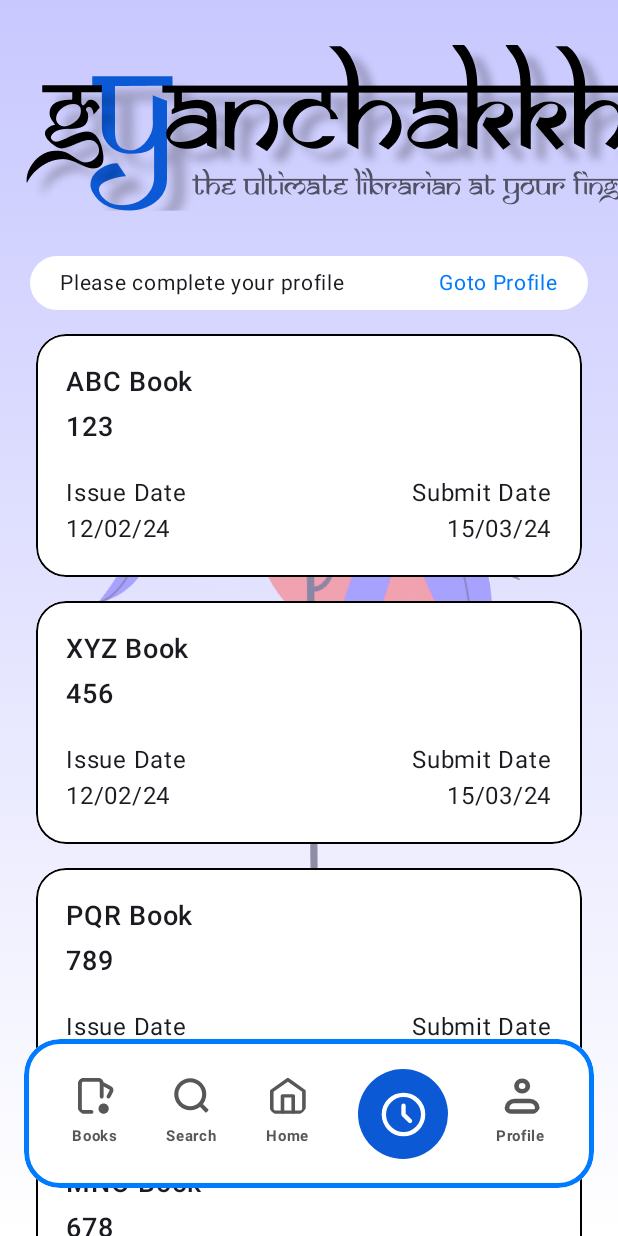
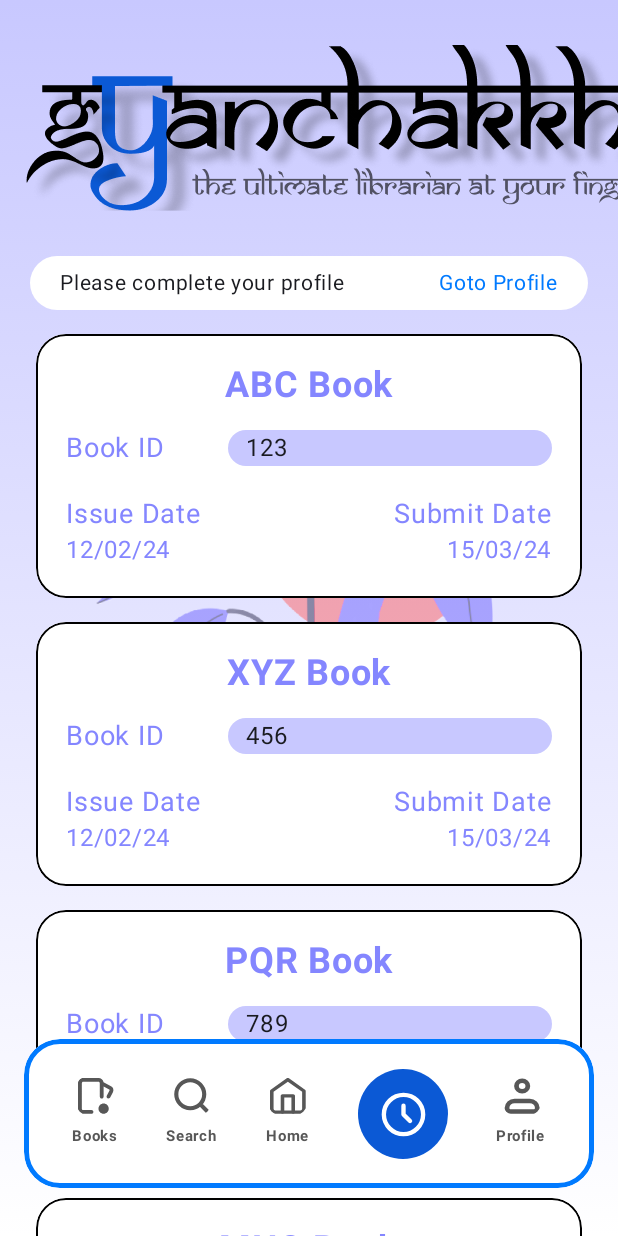
Before and after one commit to sayan0328/Gyanchakkhu-mobile-app, an Android app built with Jetpack Compose: the history_page screen opened through its navigation route, on a phone screen of 412 x 824 dp. Run offline under Robolectric (Android 15) with nearby library versions, the phone set to English and light mode, and no system bars; our stand-ins replace Firebase (no records; nobody signed in at launch, a user with empty details on screens opened directly), livedata-compose.

Commit message:
Updated History page, added empty screen to the Search page

```diff
--- a/Application/app/src/main/java/com/example/gyanchakkhu/screens/History.kt
+++ b/Application/app/src/main/java/com/example/gyanchakkhu/screens/History.kt
@@ -30,6 +30,7 @@ import androidx.compose.ui.graphics.Color
 import androidx.compose.ui.layout.ContentScale
 import androidx.compose.ui.res.painterResource
 import androidx.compose.ui.res.stringResource
+import androidx.compose.ui.text.font.FontWeight
 import androidx.compose.ui.unit.dp
 import androidx.compose.ui.unit.sp
 import androidx.lifecycle.viewmodel.compose.viewModel
@@ -37,8 +38,8 @@ import androidx.navigation.NavController
 import com.example.gyanchakkhu.R
 import com.example.gyanchakkhu.ui.theme.Blue80
 import com.example.gyanchakkhu.ui.theme.MyPurple120
+import com.example.gyanchakkhu.ui.theme.Purple40
 import com.example.gyanchakkhu.utils.BookDetailsInHistory
-import com.example.gyanchakkhu.utils.BookDetailsInSearch
 import com.example.gyanchakkhu.utils.Routes
 import com.example.gyanchakkhu.utils.gradientBrush
 import com.example.gyanchakkhu.viewmodels.AuthState
@@ -48,8 +49,9 @@ import kotlin.Float.Companion.POSITIVE_INFINITY
 
 @Composable
 fun RecordsPage(navController: NavController, authViewModel: AuthViewModel) {
-    val viewModel = viewModel<BooksViewModel>()
-    val books by viewModel.books.collectAsState()
+    val booksViewModel = viewModel<BooksViewModel>()
+    val books by booksViewModel.books.collectAsState()
+    val isHistoryEmpty by booksViewModel.isHistoryEmpty.collectAsState()
 
     val gradient = gradientBrush(
         colorStops = arrayOf(
@@ -130,6 +132,29 @@ fun RecordsPage(navController: NavController, authViewModel: AuthViewModel) {
                         .weight(1f)
                         .padding(horizontal = 24.dp)
                 ) {
+                    if (isHistoryEmpty) {
+                        item {
+                            Column(
+                                modifier = Modifier
+                                    .fillMaxWidth(),
+                                horizontalAlignment = Alignment.CenterHorizontally
+                            ) {
+                                Image(
+                                    painter = painterResource(R.drawable.empty_booklist),
+                                    contentDescription = "History is Empty",
+                                    modifier = Modifier
+                                        .fillMaxWidth()
+                                        .padding(top = 40.dp, bottom = 16.dp)
+                                )
+                                Text(
+                                    text = stringResource(R.string.history_page_message),
+                                    color = Purple40,
+                                    fontWeight = FontWeight.SemiBold,
+                                )
+                            }
+                        }
+
+                    } else {
                         items(books) { book ->
                             Spacer(modifier = Modifier.height(16.dp))
                             BookDetailsInHistory(
@@ -139,6 +164,7 @@ fun RecordsPage(navController: NavController, authViewModel: AuthViewModel) {
                                 submitDate = "15/03/24"
                             )
                         }
+                    }
                     item {
                         Spacer(modifier = Modifier.height(160.dp))
                     }
--- a/Application/app/src/main/java/com/example/gyanchakkhu/utils/BookDetails.kt
+++ b/Application/app/src/main/java/com/example/gyanchakkhu/utils/BookDetails.kt
@@ -316,17 +316,34 @@ fun BookDetailsInHistory(
     ) {
         Text(
             text = bookName,
-            fontSize = 18.sp,
-            fontWeight = FontWeight.SemiBold,
-            modifier = Modifier.align(Alignment.Start)
+            color = MyPurple80,
+            fontSize = 24.sp,
+            fontWeight = FontWeight.Bold,
+            modifier = Modifier.align(Alignment.CenterHorizontally)
         )
-        Spacer(modifier = Modifier.height(6.dp))
-        Text(
-            text = bookId,
-            fontSize = 18.sp,
-            fontWeight = FontWeight.SemiBold,
-            modifier = Modifier.align(Alignment.Start)
-        )
+        Spacer(modifier = Modifier.height(16.dp))
+        Row(
+            modifier = Modifier
+                .fillMaxWidth()
+        ) {
+            Text(
+                text = "Book ID",
+                color = MyPurple80,
+                fontSize = 18.sp,
+                fontWeight = FontWeight.Normal,
+                modifier = Modifier.weight(1f)
+            )
+            Text(
+                text = bookId,
+                modifier = Modifier
+                    .clip(RoundedCornerShape(12.dp))
+                    .background(MyPurple120)
+                    .padding(horizontal = 12.dp)
+                    .weight(2f),
+                maxLines = 1,
+                overflow = TextOverflow.Ellipsis
+            )
+        }
         Spacer(modifier = Modifier
             .height(20.dp))
         Row(
@@ -339,9 +356,14 @@ fun BookDetailsInHistory(
             ) {
                 Text(
                     text = "Issue Date",
+                    color = MyPurple80,
+                    fontSize = 18.sp,
+                    fontWeight = FontWeight.Normal,
                 )
                 Text(
-                    text = issueDate
+                    text = issueDate,
+                    color = MyPurple80,
+                    fontWeight = FontWeight.Normal,
                 )
             }
             Column(
@@ -350,10 +372,15 @@ fun BookDetailsInHistory(
             ) {
                 Text(
                     text = "Submit Date",
+                    color = MyPurple80,
+                    fontSize = 18.sp,
+                    fontWeight = FontWeight.Normal,
                     modifier = Modifier.align(Alignment.End)
                 )
                 Text(
                     text = submitDate,
+                    color = MyPurple80,
+                    fontWeight = FontWeight.Normal,
                     modifier = Modifier.align(Alignment.End)
                 )
             }
--- a/Application/app/src/main/java/com/example/gyanchakkhu/utils/CustomSearchBar.kt
+++ b/Application/app/src/main/java/com/example/gyanchakkhu/utils/CustomSearchBar.kt
@@ -41,8 +41,8 @@ fun CustomSearchBar(
     Box(
         modifier = modifier
             .fillMaxWidth()
-            .height(40.dp) // Set the desired height here
-            .clip(RoundedCornerShape(20.dp)) // Rounded corners
+            .height(40.dp)
+            .clip(RoundedCornerShape(20.dp))
             .background(containerColor)
             .then(Modifier)
     ) {
--- a/Application/app/src/main/java/com/example/gyanchakkhu/viewmodels/BooksViewModel.kt
+++ b/Application/app/src/main/java/com/example/gyanchakkhu/viewmodels/BooksViewModel.kt
@@ -22,14 +22,22 @@ class BooksViewModel: ViewModel(){
     private val _isSearching = MutableStateFlow(false)
     val isSearching = _isSearching.asStateFlow()
 
+    private val _isSearchBarEmpty = MutableStateFlow(true)
+    val isSearchBarEmpty = _isSearchBarEmpty.asStateFlow()
+
+    private val _isHistoryEmpty = MutableStateFlow(false) //Should be initially true
+    val isHistoryEmpty = _isHistoryEmpty.asStateFlow()
+
     private val _books = MutableStateFlow(booksList) //listOf<Book>()
     val books = searchText
         .debounce(500L)
         .onEach { _isSearching.update { true } }
         .combine(_books) { text, books ->
             if(text.isBlank()){
+                _isSearchBarEmpty.update { true }
                 books
             } else {
+                _isSearchBarEmpty.update { false }
                 delay(2000L)
                 books.filter {
                     it.doesMatchSearchQuery(text)
--- a/Application/app/src/main/res/values/strings.xml
+++ b/Application/app/src/main/res/values/strings.xml
@@ -13,4 +13,6 @@
     <string name='complete_profile'>Please complete your profile</string>
     <string name="issue_message">Tap on the QR code icon to initiate the scanning process.</string>
     <string name="submit_message">First, click on the QR code icon to scan the QR, then start recording by selecting the video icon to complete the process.</string>
+    <string name="search_page_message">Search your needs</string>
+    <string name="history_page_message">It looks like you haven’t\nstarted reading yet!!!!!!!</string>
 </resources>
```
Also changed, not shown: Application/app/src/main/java/com/example/gyanchakkhu/screens/Search.kt (+33 -9 lines), Application/app/src/main/res/drawable-nodpi/empty_booklist.png (added). Lines whose indentation alone changed are shown as unchanged.
